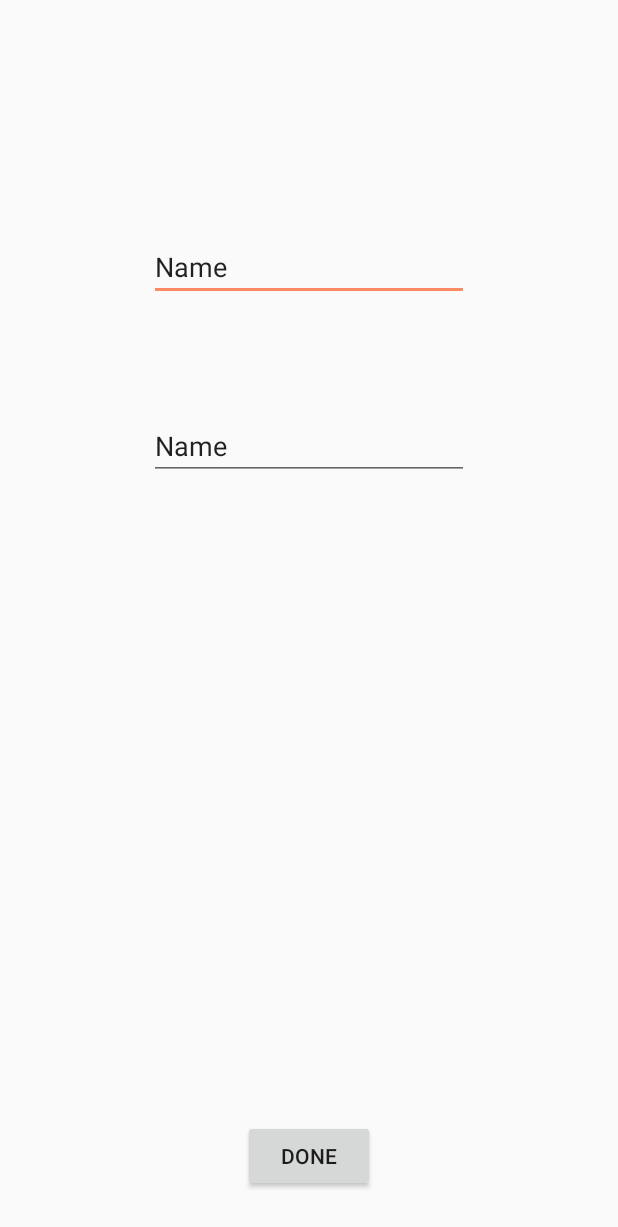
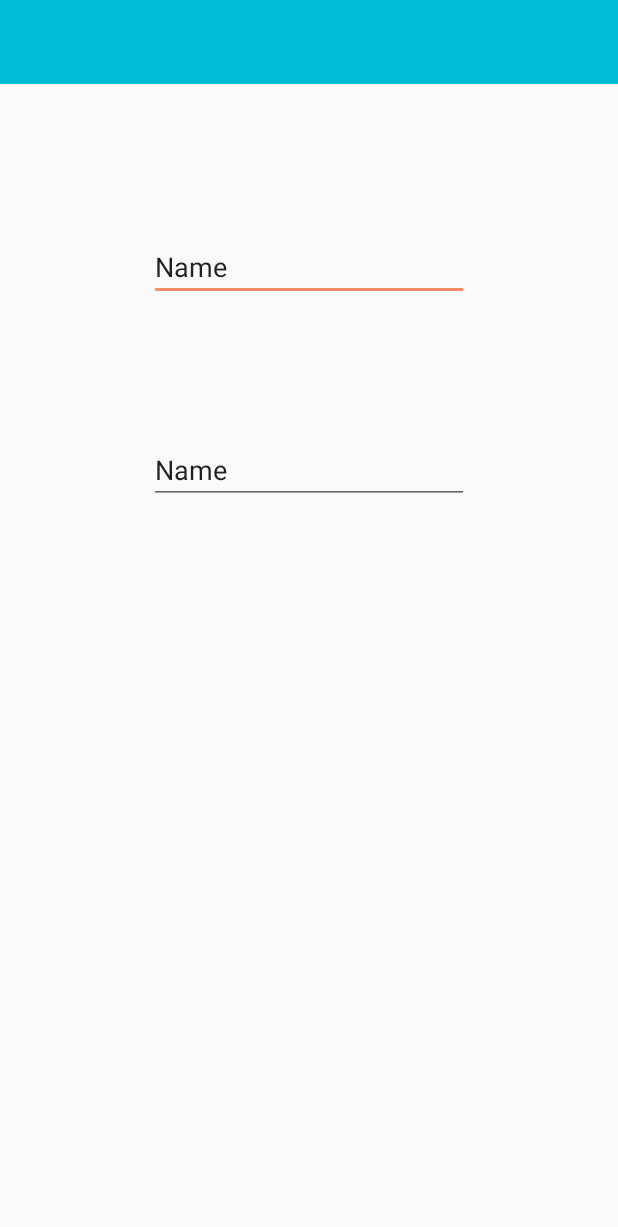
Before and after one commit to leifgrosswiler/Banana, an Android app: the layout activity_edit_specifics.xml on its own in the app's theme, with its tools: preview values and no code run, on a phone screen of 412 x 824 dp. Shown: the top 1227 px of the screen. Run offline under Robolectric (Android 15) with nearby library versions, the phone set to English and light mode, and no system bars.

Commit message:
Change Edit Specifics Screen

```diff
--- a/app/src/main/res/layout/activity_edit_specifics.xml
+++ b/app/src/main/res/layout/activity_edit_specifics.xml
@@ -2,6 +2,10 @@
 <RelativeLayout xmlns:android="http://schemas.android.com/apk/res/android"
     android:layout_width="match_parent"
     android:layout_height="match_parent">
+
+    <include
+        android:id="@+id/app_bar"
+        layout="@layout/app_bar2" />
 
     <EditText
         android:id="@+id/editName"
@@ -18,20 +22,19 @@
         android:id="@+id/editPrice"
         android:layout_width="wrap_content"
         android:layout_height="wrap_content"
-        android:layout_alignLeft="@+id/editName"
-        android:layout_alignStart="@+id/editName"
-        android:layout_below="@+id/editName"
-        android:layout_marginTop="74dp"
+        android:layout_marginTop="90dp"
         android:ems="10"
         android:inputType="textPersonName"
-        android:text="Name" />
+        android:text="Name"
+        android:layout_below="@+id/editName"
+        android:layout_alignStart="@+id/editName" />
 
-    <Button
-        android:id="@+id/editDone"
-        android:layout_width="wrap_content"
-        android:layout_height="wrap_content"
-        android:layout_alignParentBottom="true"
-        android:layout_centerHorizontal="true"
-        android:layout_marginBottom="29dp"
-        android:text="@string/button_done" />
+    <!--<Button-->
+        <!--android:id="@+id/editDone"-->
+        <!--android:layout_width="wrap_content"-->
+        <!--android:layout_height="wrap_content"-->
+        <!--android:layout_alignParentBottom="true"-->
+        <!--android:layout_centerHorizontal="true"-->
+        <!--android:layout_marginBottom="29dp"-->
+        <!--android:text="@string/button_done" />-->
 </RelativeLayout>
```
Also changed, not shown: app/src/main/java/com/banana/banana/EditSpecifics.java (+56 -10 lines), 6 other files.
